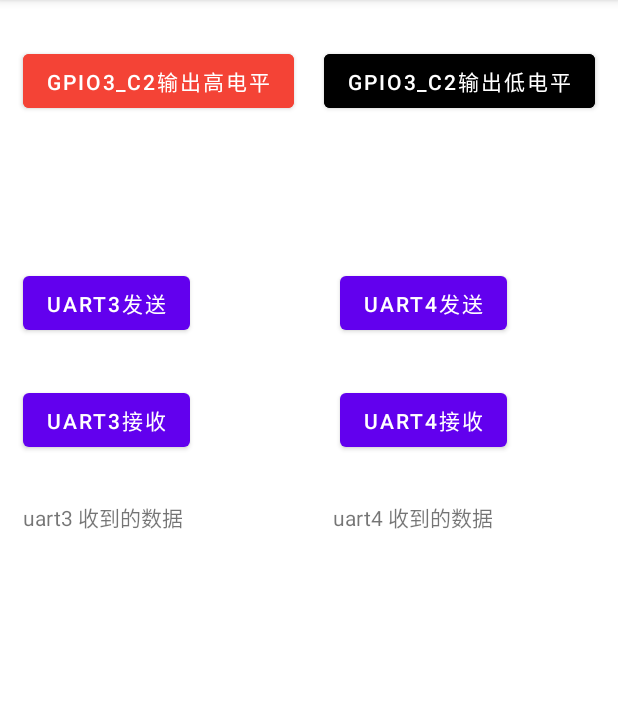
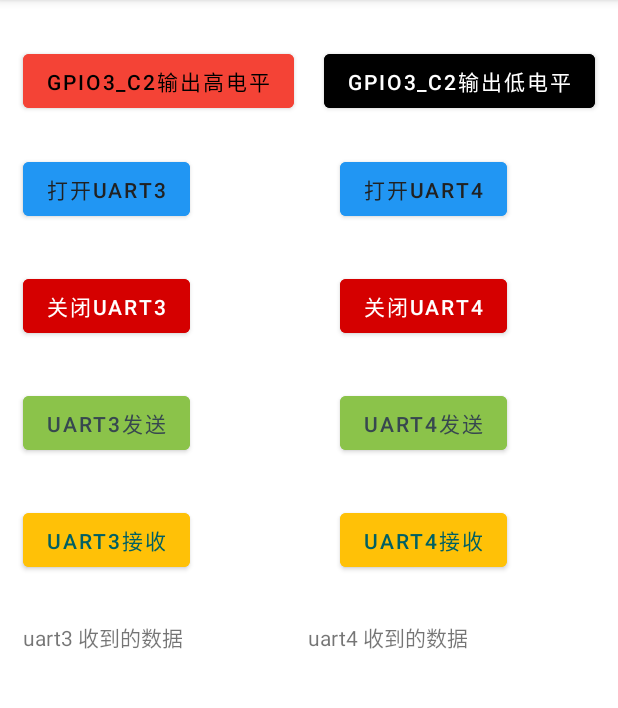
Before and after one commit to alan-el/dots-control, an Android app: the screen it shows after launch (FooActivity), after a tap on "UART3发送", on a phone screen of 412 x 824 dp, the part 84-792 px from its top. Run offline under Robolectric (Android 15) with nearby library versions, the phone set to English and light mode, and no system bars; 2 statements that could not run were skipped.

Commit message:
1. Separate serialport open and rx/tx; 2. Fix a bug where one byte less data was received

```diff
--- a/rk356x/src/main/java/com/sightcare/dotscntl/FooActivity.java
+++ b/rk356x/src/main/java/com/sightcare/dotscntl/FooActivity.java
@@ -47,11 +47,26 @@ public class FooActivity extends AppCompatActivity {
     {
         int viewID = view.getId();
 
-        if(viewID == binding.buttonUART3TX.getId())
+        if(viewID == binding.buttonUART3Open.getId())
         {
             serialPort3.openPort();
             serialPort3.setBaudrate(9600);
-
+        }
+        else if(viewID == binding.buttonUART4Open.getId())
+        {
+            serialPort4.openPort();
+            serialPort4.setBaudrate(9600);
+        }
+        else if(viewID == binding.buttonUART3Close.getId())
+        {
+            serialPort3.closePort();
+        }
+        else if(viewID == binding.buttonUART4Close.getId())
+        {
+            serialPort4.closePort();
+        }
+        else if(viewID == binding.buttonUART3TX.getId())
+        {
             serialPort3.sendData(foo);
         }
         else if(viewID == binding.buttonUART4TX.getId())
--- a/rk356x/src/main/java/com/sightcare/dotscntl/SerialPort.java
+++ b/rk356x/src/main/java/com/sightcare/dotscntl/SerialPort.java
@@ -77,7 +77,8 @@ public class SerialPort {
             byte[] b= {0x00};
             return b;
         }
-        return receive(fd, count);
+        byte[] ret = receive(fd, count);
+        return ret;
     }
 
     private native int open(String path);
--- a/rk356x/src/main/res/layout/activity_foo.xml
+++ b/rk356x/src/main/res/layout/activity_foo.xml
@@ -2,7 +2,7 @@
 <androidx.constraintlayout.widget.ConstraintLayout xmlns:android="http://schemas.android.com/apk/res/android"
     xmlns:app="http://schemas.android.com/apk/res-auto"
     xmlns:tools="http://schemas.android.com/tools"
-    android:layout_width="match_parent"
+    android:layout_width="wrap_content"
     android:layout_height="match_parent"
     tools:context=".FooActivity">
 
@@ -15,6 +15,7 @@
         android:backgroundTint="#F44336"
         android:onClick="GPIO3_C2_Output"
         android:text="@string/gpio3_c2_high"
+        android:textColor="#000000"
         app:layout_constraintStart_toStartOf="parent"
         app:layout_constraintTop_toTopOf="parent" />
 
@@ -35,9 +36,11 @@
         android:layout_width="wrap_content"
         android:layout_height="wrap_content"
         android:layout_marginStart="15dp"
-        android:layout_marginTop="100dp"
+        android:layout_marginTop="180dp"
+        android:backgroundTint="#8BC34A"
         android:onClick="UARTProcess"
         android:text="@string/uart3tx"
+        android:textColor="#37474F"
         app:layout_constraintStart_toStartOf="parent"
         app:layout_constraintTop_toBottomOf="@+id/buttonGPIO3C2High" />
 
@@ -47,8 +50,10 @@
         android:layout_height="wrap_content"
         android:layout_marginStart="15dp"
         android:layout_marginTop="30dp"
+        android:backgroundTint="#FFC107"
         android:onClick="UARTProcess"
         android:text="@string/uart3rx"
+        android:textColor="#006064"
         app:layout_constraintStart_toStartOf="parent"
         app:layout_constraintTop_toBottomOf="@+id/buttonUART3TX" />
 
@@ -57,9 +62,11 @@
         android:layout_width="wrap_content"
         android:layout_height="wrap_content"
         android:layout_marginStart="100dp"
-        android:layout_marginTop="100dp"
+        android:layout_marginTop="180dp"
+        android:backgroundTint="#8BC34A"
         android:onClick="UARTProcess"
         android:text="@string/uart4tx"
+        android:textColor="#37474F"
         app:layout_constraintStart_toEndOf="@+id/buttonUART3TX"
         app:layout_constraintTop_toBottomOf="@+id/buttonGPIO3C2Low" />
 
@@ -69,15 +76,17 @@
         android:layout_height="wrap_content"
         android:layout_marginStart="100dp"
         android:layout_marginTop="30dp"
+        android:backgroundTint="#FFC107"
         android:onClick="UARTProcess"
         android:text="@string/uart4rx"
+        android:textColor="#006064"
         app:layout_constraintStart_toEndOf="@+id/buttonUART3RX"
         app:layout_constraintTop_toBottomOf="@+id/buttonUART4TX" />
 
     <TextView
         android:id="@+id/textViewU3RX"
-        android:layout_width="wrap_content"
-        android:layout_height="wrap_content"
+        android:layout_width="170dp"
+        android:layout_height="90dp"
         android:layout_marginStart="15dp"
         android:layout_marginTop="30dp"
         android:text="@string/uart3_rx_data"
@@ -86,11 +95,61 @@
 
     <TextView
         android:id="@+id/textViewU4RX"
-        android:layout_width="wrap_content"
-        android:layout_height="wrap_content"
-        android:layout_marginStart="100dp"
+        android:layout_width="170dp"
+        android:layout_height="90dp"
+        android:layout_marginStart="20dp"
         android:layout_marginTop="30dp"
         android:text="@string/uart4_rx_data"
         app:layout_constraintStart_toEndOf="@+id/textViewU3RX"
         app:layout_constraintTop_toBottomOf="@+id/buttonUART4RX" />
+
+    <Button
+        android:id="@+id/buttonUART3Open"
+        android:layout_width="0dp"
+        android:layout_height="wrap_content"
+        android:layout_marginStart="15dp"
+        android:layout_marginBottom="30dp"
+        android:backgroundTint="#2196F3"
+        android:onClick="UARTProcess"
+        android:text="@string/uart3open"
+        android:textColor="#212121"
+        app:layout_constraintBottom_toTopOf="@+id/buttonUART3Close"
+        app:layout_constraintStart_toStartOf="parent" />
+
+    <Button
+        android:id="@+id/buttonUART4Open"
+        android:layout_width="wrap_content"
+        android:layout_height="wrap_content"
+        android:layout_marginStart="100dp"
+        android:layout_marginBottom="30dp"
+        android:backgroundTint="#2196F3"
+        android:onClick="UARTProcess"
+        android:text="@string/uart4open"
+        android:textColor="#212121"
+        app:layout_constraintBottom_toTopOf="@+id/buttonUART4Close"
+        app:layout_constraintStart_toEndOf="@+id/buttonUART3Open" />
+
+    <Button
+        android:id="@+id/buttonUART3Close"
+        android:layout_width="wrap_content"
+        android:layout_height="wrap_content"
+        android:layout_marginStart="15dp"
+        android:layout_marginBottom="30dp"
+        android:backgroundTint="#D50000"
+        android:onClick="UARTProcess"
+        android:text="@string/uart3close"
+        app:layout_constraintBottom_toTopOf="@+id/buttonUART3TX"
+        app:layout_constraintStart_toStartOf="parent" />
+
+    <Button
+        android:id="@+id/buttonUART4Close"
+        android:layout_width="wrap_content"
+        android:layout_height="wrap_content"
+        android:layout_marginStart="100dp"
+        android:layout_marginBottom="30dp"
+        android:backgroundTint="#D50000"
+        android:onClick="UARTProcess"
+        android:text="@string/uart4close"
+        app:layout_constraintBottom_toTopOf="@+id/buttonUART4TX"
+        app:layout_constraintStart_toEndOf="@+id/buttonUART3Close" />
 </androidx.constraintlayout.widget.ConstraintLayout>
--- a/rk356x/src/main/res/values/strings.xml
+++ b/rk356x/src/main/res/values/strings.xml
@@ -8,4 +8,8 @@
     <string name="uart4rx">UART4接收</string>
     <string name="uart3_rx_data">uart3 收到的数据</string>
     <string name="uart4_rx_data">uart4 收到的数据</string>
+    <string name="uart3open">打开UART3</string>
+    <string name="uart4open">打开UART4</string>
+    <string name="uart3close">关闭UART3</string>
+    <string name="uart4close">关闭UART4</string>
 </resources>
```
Also changed, not shown: 1 other file.
